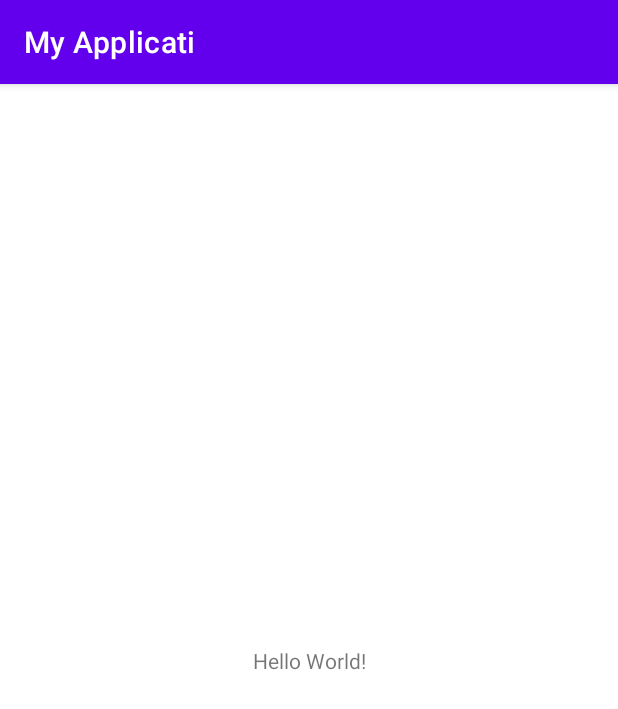
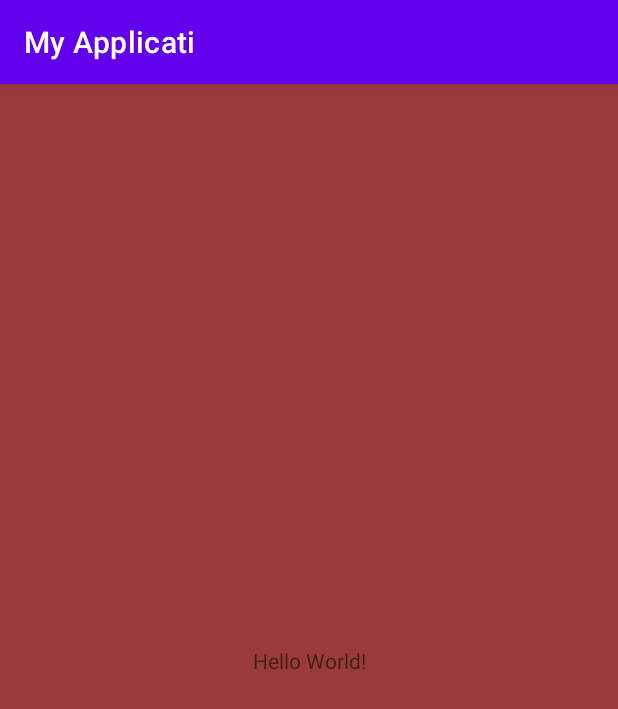
Before and after one commit to Jenkis-75/MyFirstApp, an Android app: the screen it shows after launch (MainActivity), on a phone screen of 412 x 824 dp. Shown: the top 709 px of the screen. Run offline under Robolectric (Android 15) with nearby library versions, the phone set to English and light mode, and no system bars.

Commit message:
Новая ветка. измененение цвета шаблона

```diff
--- a/app/src/main/res/layout/activity_main.xml
+++ b/app/src/main/res/layout/activity_main.xml
@@ -4,6 +4,7 @@
     xmlns:tools="http://schemas.android.com/tools"
     android:layout_width="match_parent"
     android:layout_height="match_parent"
+    android:background="#9A3B3B"
     tools:context=".MainActivity">
 
     <TextView
```
